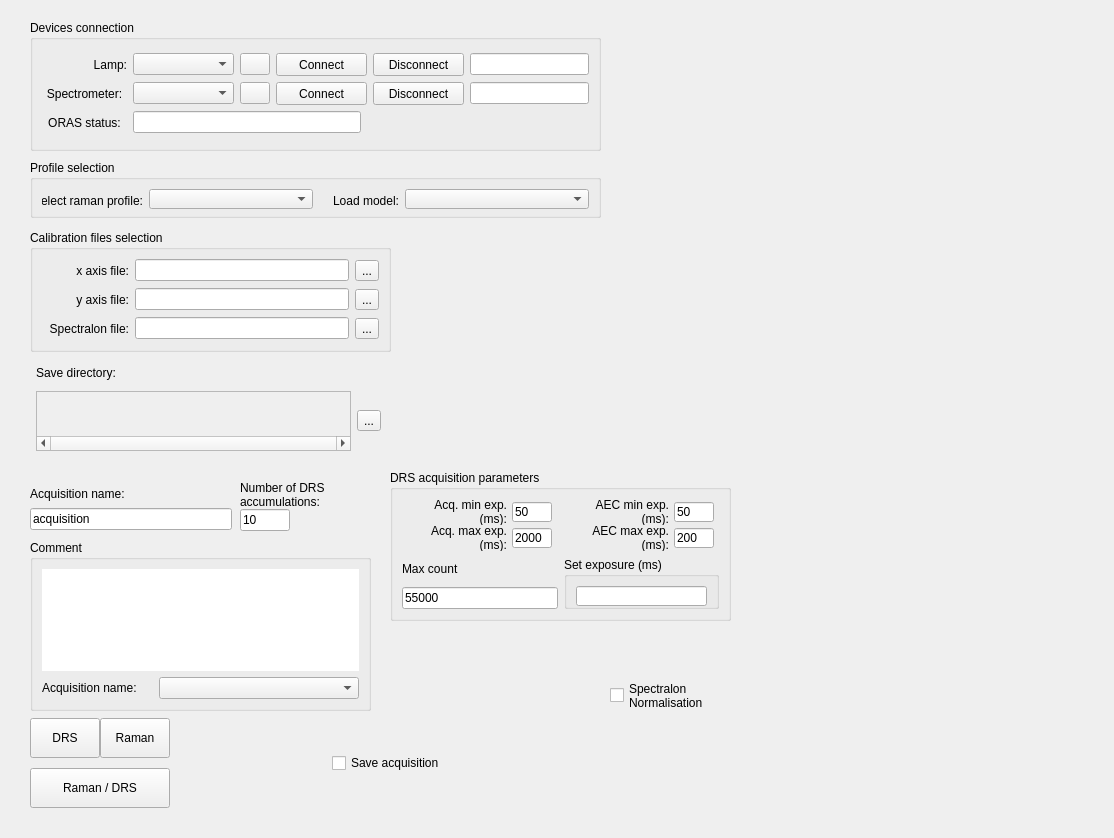
Before: the Qt Designer form src/lumed_DRS/ui/lumed_DRS.ui in lumed-mtl/lumed_DRS, drawn with Qt 5.
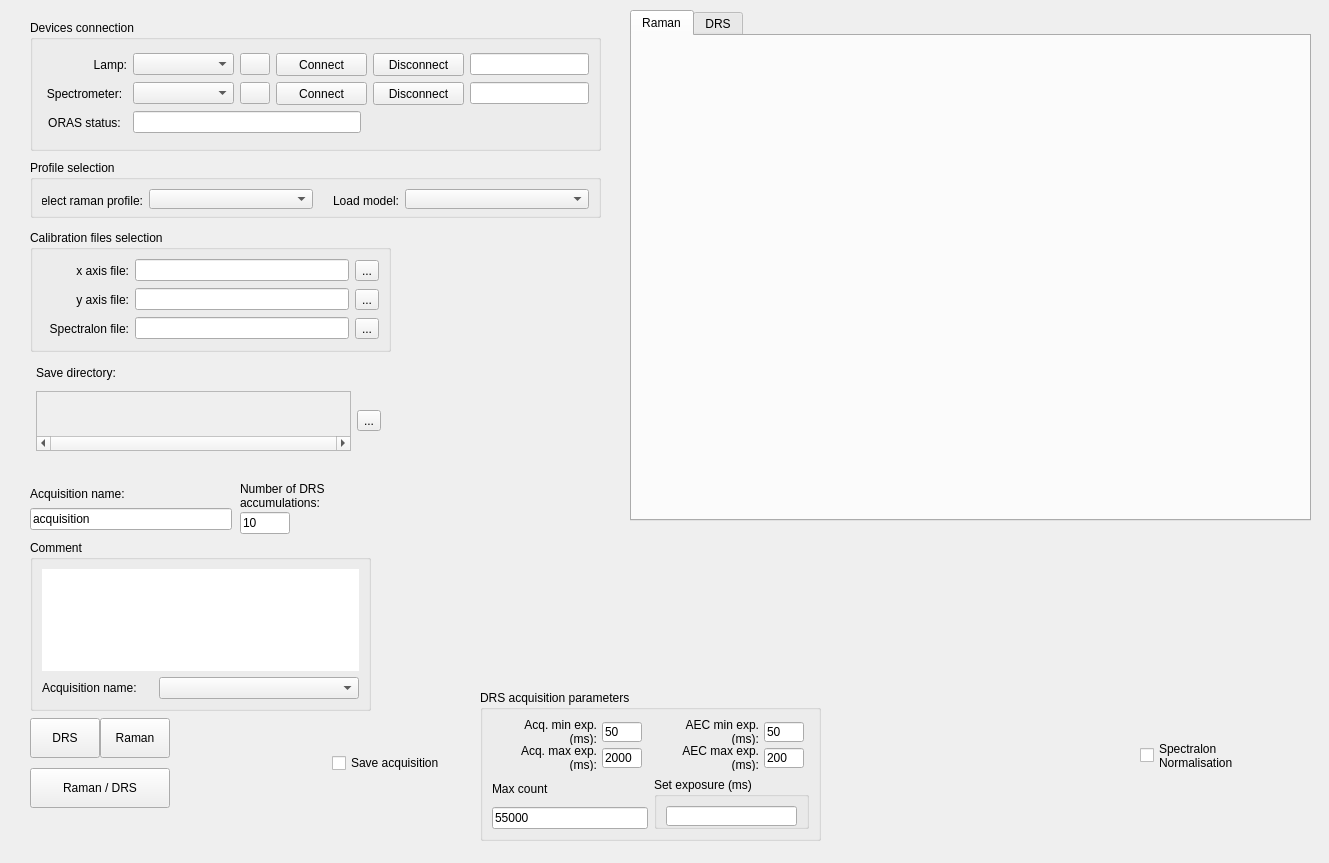
After: the same form once the commit is applied.

```diff
--- a/src/lumed_DRS/ui/lumed_DRS.ui
+++ b/src/lumed_DRS/ui/lumed_DRS.ui
@@ -6,13 +6,13 @@
    <rect>
     <x>0</x>
     <y>0</y>
-    <width>1114</width>
-    <height>838</height>
+    <width>1329</width>
+    <height>863</height>
    </rect>
   </property>
   <property name="minimumSize">
    <size>
-    <width>929</width>
+    <width>1329</width>
     <height>838</height>
    </size>
   </property>
@@ -927,8 +927,8 @@
   <widget class="QGroupBox" name="groupBox">
    <property name="geometry">
     <rect>
-     <x>390</x>
-     <y>470</y>
+     <x>480</x>
+     <y>690</y>
      <width>341</width>
      <height>151</height>
     </rect>
@@ -1218,8 +1218,8 @@
   <widget class="QCheckBox" name="checkBoxSpectralon">
    <property name="geometry">
     <rect>
-     <x>610</x>
-     <y>680</y>
+     <x>1140</x>
+     <y>740</y>
      <width>101</width>
      <height>31</height>
     </rect>
@@ -1234,7 +1234,7 @@
     <rect>
      <x>30</x>
      <y>710</y>
-     <width>423</width>
+     <width>429</width>
      <height>106</height>
     </rect>
    </property>
@@ -1361,7 +1361,7 @@
      <x>240</x>
      <y>480</y>
      <width>104</width>
-     <height>51</height>
+     <height>54</height>
     </rect>
    </property>
    <layout class="QVBoxLayout" name="verticalLayout_12">
@@ -1406,27 +1406,34 @@
     </item>
    </layout>
   </widget>
-  <widget class="QLabel" name="labelAcqComment">
+  <widget class="QTabWidget" name="tabWidgetPlotDisplay">
    <property name="geometry">
     <rect>
-     <x>1000</x>
-     <y>590</y>
-     <width>284</width>
-     <height>90</height>
+     <x>630</x>
+     <y>10</y>
+     <width>681</width>
+     <height>511</height>
     </rect>
    </property>
-   <property name="text">
-    <string/>
+   <property name="styleSheet">
+    <string notr="true"/>
    </property>
-   <property name="alignment">
-    <set>Qt::AlignLeading|Qt::AlignLeft|Qt::AlignTop</set>
+   <property name="currentIndex">
+    <number>0</number>
    </property>
-   <property name="wordWrap">
-    <bool>true</bool>
+   <property name="documentMode">
+    <bool>false</bool>
    </property>
-   <property name="textInteractionFlags">
-    <set>Qt::LinksAccessibleByKeyboard|Qt::LinksAccessibleByMouse|Qt::TextBrowserInteraction|Qt::TextEditable|Qt::TextEditorInteraction|Qt::TextSelectableByKeyboard|Qt::TextSelectableByMouse</set>
-   </property>
+   <widget class="QWidget" name="RamanTab">
+    <attribute name="title">
+     <string>Raman</string>
+    </attribute>
+   </widget>
+   <widget class="QWidget" name="DRSTab">
+    <attribute name="title">
+     <string>DRS</string>
+    </attribute>
+   </widget>
   </widget>
  </widget>
  <resources/>
```
